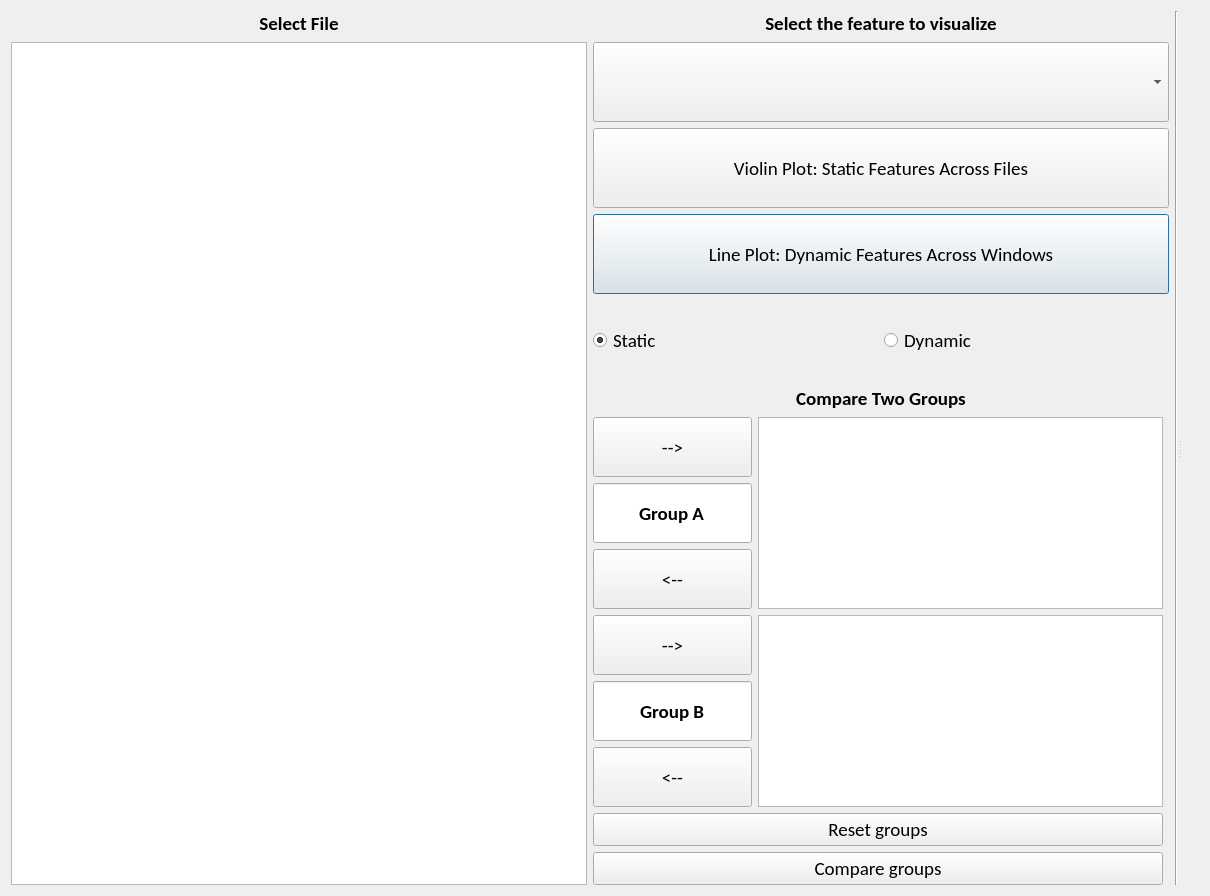
Before: the Qt Designer form EEG_COMET/ui/FeatureVisualizationWindow.ui in eeg-comet/eeg-comet, drawn with Qt 5.
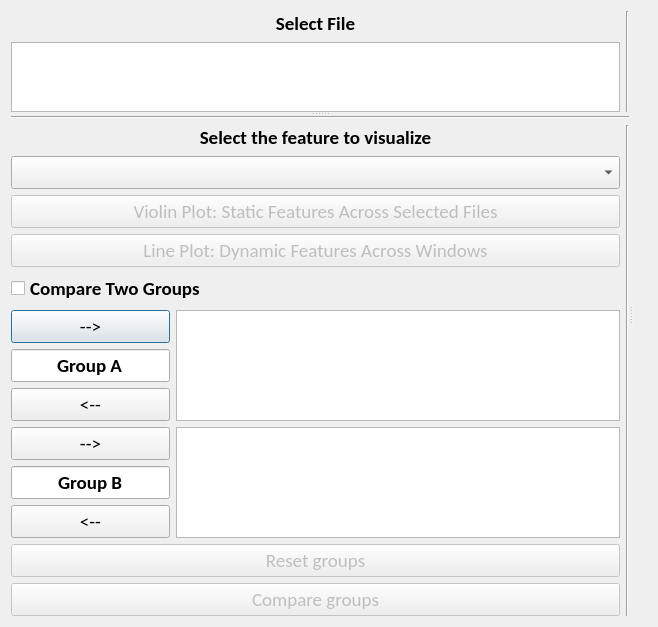
After: the same form once the commit is applied.

Commit message: Updated the feature visualization window

What changed in the file:
```diff
--- a/EEG_COMET/ui/FeatureVisualizationWindow.ui
+++ b/EEG_COMET/ui/FeatureVisualizationWindow.ui
@@ -6,8 +6,8 @@
    <rect>
     <x>0</x>
     <y>0</y>
-    <width>1210</width>
-    <height>896</height>
+    <width>658</width>
+    <height>441</height>
    </rect>
   </property>
   <property name="font">
@@ -21,49 +21,16 @@
   </property>
   <layout class="QGridLayout" name="gridLayout">
    <item row="0" column="0">
+    <widget class="QSplitter" name="splitter_2">
+     <property name="orientation">
+      <enum>Qt::Horizontal</enum>
+     </property>
     <widget class="QSplitter" name="splitter">
-     <property name="font">
-      <font>
-       <pointsize>14</pointsize>
-      </font>
-     </property>
      <property name="orientation">
-      <enum>Qt::Horizontal</enum>
+       <enum>Qt::Vertical</enum>
      </property>
      <widget class="QWidget" name="gridLayoutWidget">
-      <property name="font">
-       <font>
-        <pointsize>14</pointsize>
-       </font>
-      </property>
       <layout class="QGridLayout" name="gridLayout_3">
-       <item row="0" column="2" rowspan="7">
-        <widget class="Line" name="line">
-         <property name="font">
-          <font>
-           <pointsize>14</pointsize>
-          </font>
-         </property>
-         <property name="orientation">
-          <enum>Qt::Vertical</enum>
-         </property>
-        </widget>
-       </item>
-       <item row="1" column="1">
-        <widget class="QComboBox" name="feature_combo">
-         <property name="sizePolicy">
-          <sizepolicy hsizetype="Preferred" vsizetype="Preferred">
-           <horstretch>0</horstretch>
-           <verstretch>0</verstretch>
-          </sizepolicy>
-         </property>
-         <property name="font">
-          <font>
-           <pointsize>14</pointsize>
-          </font>
-         </property>
-        </widget>
-       </item>
        <item row="0" column="0">
         <widget class="QLabel" name="filename_label">
          <property name="sizePolicy">
@@ -87,61 +54,7 @@
          </property>
         </widget>
        </item>
-       <item row="0" column="1">
-        <widget class="QLabel" name="feature_label">
-         <property name="sizePolicy">
-          <sizepolicy hsizetype="Preferred" vsizetype="Preferred">
-           <horstretch>0</horstretch>
-           <verstretch>0</verstretch>
-          </sizepolicy>
-         </property>
-         <property name="font">
-          <font>
-           <pointsize>14</pointsize>
-           <weight>75</weight>
-           <bold>true</bold>
-          </font>
-         </property>
-         <property name="text">
-          <string>Select the feature to visualize</string>
-         </property>
-         <property name="alignment">
-          <set>Qt::AlignCenter</set>
-         </property>
-        </widget>
-       </item>
-       <item row="3" column="1">
-        <widget class="QPushButton" name="plot_all_dynamic_button">
-         <property name="sizePolicy">
-          <sizepolicy hsizetype="Preferred" vsizetype="Preferred">
-           <horstretch>0</horstretch>
-           <verstretch>0</verstretch>
-          </sizepolicy>
-         </property>
-         <property name="text">
-          <string>Line Plot: Dynamic Features Across Windows</string>
-         </property>
-        </widget>
-       </item>
-       <item row="2" column="1">
-        <widget class="QPushButton" name="plot_all_static_button">
-         <property name="sizePolicy">
-          <sizepolicy hsizetype="Preferred" vsizetype="Preferred">
-           <horstretch>0</horstretch>
-           <verstretch>0</verstretch>
-          </sizepolicy>
-         </property>
-         <property name="font">
-          <font>
-           <pointsize>14</pointsize>
-          </font>
-         </property>
-         <property name="text">
-          <string>Violin Plot: Static Features Across Files</string>
-         </property>
-        </widget>
-       </item>
-       <item row="1" column="0" rowspan="6">
+        <item row="1" column="0">
         <widget class="QListWidget" name="all_files_list">
          <property name="sizePolicy">
           <sizepolicy hsizetype="MinimumExpanding" vsizetype="Expanding">
@@ -155,35 +68,36 @@
            <italic>true</italic>
           </font>
          </property>
-        </widget>
-       </item>
-       <item row="5" column="1" rowspan="2">
+          <property name="selectionMode">
+           <enum>QAbstractItemView::MultiSelection</enum>
+          </property>
+         </widget>
+        </item>
+        <item row="0" column="1" rowspan="2">
+         <widget class="Line" name="line_2">
+          <property name="orientation">
+           <enum>Qt::Vertical</enum>
+          </property>
+         </widget>
+        </item>
+       </layout>
+      </widget>
+      <widget class="QWidget" name="">
         <layout class="QGridLayout" name="gridLayout_2">
-         <item row="5" column="0">
-          <widget class="QLineEdit" name="group_b_lineedit">
-           <property name="sizePolicy">
-            <sizepolicy hsizetype="Preferred" vsizetype="Preferred">
-             <horstretch>0</horstretch>
-             <verstretch>0</verstretch>
-            </sizepolicy>
-           </property>
+        <item row="1" column="2" rowspan="13">
+         <widget class="Line" name="line">
            <property name="font">
             <font>
              <pointsize>14</pointsize>
-             <weight>75</weight>
-             <bold>true</bold>
-            </font>
-           </property>
-           <property name="text">
-            <string>Group B</string>
-           </property>
-           <property name="alignment">
-            <set>Qt::AlignCenter</set>
+           </font>
+          </property>
+          <property name="orientation">
+           <enum>Qt::Vertical</enum>
            </property>
           </widget>
          </item>
-         <item row="4" column="0">
-          <widget class="QPushButton" name="add_group_b_button">
+        <item row="2" column="0" colspan="2">
+         <widget class="QComboBox" name="feature_combo">
            <property name="sizePolicy">
             <sizepolicy hsizetype="Preferred" vsizetype="Preferred">
              <horstretch>0</horstretch>
@@ -195,13 +109,10 @@
              <pointsize>14</pointsize>
             </font>
            </property>
-           <property name="text">
-            <string>--&gt;</string>
-           </property>
           </widget>
          </item>
          <item row="6" column="0">
-          <widget class="QPushButton" name="remove_group_b_button">
+         <widget class="QPushButton" name="add_group_a_button">
            <property name="sizePolicy">
             <sizepolicy hsizetype="Preferred" vsizetype="Preferred">
              <horstretch>0</horstretch>
@@ -214,11 +125,34 @@
             </font>
            </property>
            <property name="text">
-            <string>&lt;--</string>
+           <string>--&gt;</string>
            </property>
           </widget>
          </item>
-         <item row="1" column="1" rowspan="3">
+        <item row="7" column="0">
+         <widget class="QLineEdit" name="group_a_lineedit">
+          <property name="sizePolicy">
+           <sizepolicy hsizetype="Preferred" vsizetype="Preferred">
+            <horstretch>0</horstretch>
+            <verstretch>0</verstretch>
+           </sizepolicy>
+          </property>
+          <property name="font">
+           <font>
+            <pointsize>14</pointsize>
+            <weight>75</weight>
+            <bold>true</bold>
+           </font>
+          </property>
+          <property name="text">
+           <string>Group A</string>
+          </property>
+          <property name="alignment">
+           <set>Qt::AlignCenter</set>
+          </property>
+         </widget>
+        </item>
+        <item row="6" column="1" rowspan="3">
           <widget class="QListWidget" name="group_a_files_list">
            <property name="sizePolicy">
             <sizepolicy hsizetype="MinimumExpanding" vsizetype="Expanding">
@@ -234,8 +168,89 @@
            </property>
           </widget>
          </item>
-         <item row="8" column="0" colspan="2">
+        <item row="3" column="0" colspan="2">
+         <widget class="QPushButton" name="plot_all_static_button">
+          <property name="enabled">
+           <bool>false</bool>
+          </property>
+          <property name="sizePolicy">
+           <sizepolicy hsizetype="Preferred" vsizetype="Preferred">
+            <horstretch>0</horstretch>
+            <verstretch>0</verstretch>
+           </sizepolicy>
+          </property>
+          <property name="font">
+           <font>
+            <pointsize>14</pointsize>
+           </font>
+          </property>
+          <property name="text">
+           <string>Violin Plot: Static Features Across Selected Files</string>
+          </property>
+         </widget>
+        </item>
+        <item row="4" column="0" colspan="2">
+         <widget class="QPushButton" name="plot_all_dynamic_button">
+          <property name="enabled">
+           <bool>false</bool>
+          </property>
+          <property name="sizePolicy">
+           <sizepolicy hsizetype="Preferred" vsizetype="Preferred">
+            <horstretch>0</horstretch>
+            <verstretch>0</verstretch>
+           </sizepolicy>
+          </property>
+          <property name="text">
+           <string>Line Plot: Dynamic Features Across Windows</string>
+          </property>
+         </widget>
+        </item>
+        <item row="1" column="0" colspan="2">
+         <widget class="QLabel" name="feature_label">
+          <property name="sizePolicy">
+           <sizepolicy hsizetype="Preferred" vsizetype="Preferred">
+            <horstretch>0</horstretch>
+            <verstretch>0</verstretch>
+           </sizepolicy>
+          </property>
+          <property name="font">
+           <font>
+            <pointsize>14</pointsize>
+            <weight>75</weight>
+            <bold>true</bold>
+           </font>
+          </property>
+          <property name="text">
+           <string>Select the feature to visualize</string>
+          </property>
+          <property name="alignment">
+           <set>Qt::AlignCenter</set>
+          </property>
+         </widget>
+        </item>
+        <item row="11" column="0">
+         <widget class="QPushButton" name="remove_group_b_button">
+          <property name="sizePolicy">
+           <sizepolicy hsizetype="Preferred" vsizetype="Preferred">
+            <horstretch>0</horstretch>
+            <verstretch>0</verstretch>
+           </sizepolicy>
+          </property>
+          <property name="font">
+           <font>
+            <pointsize>14</pointsize>
+           </font>
+          </property>
+          <property name="text">
+           <string>&lt;--</string>
+          </property>
+         </widget>
+        </item>
+        <item row="13" column="0" colspan="2">
           <widget class="QPushButton" name="plot_groups_button">
+          <property name="enabled">
+           <bool>false</bool>
+          </property>
            <property name="sizePolicy">
             <sizepolicy hsizetype="Preferred" vsizetype="Preferred">
              <horstretch>0</horstretch>
@@ -252,7 +267,7 @@
            </property>
           </widget>
          </item>
-         <item row="4" column="1" rowspan="3">
+        <item row="9" column="1" rowspan="3">
           <widget class="QListWidget" name="group_b_files_list">
            <property name="sizePolicy">
             <sizepolicy hsizetype="MinimumExpanding" vsizetype="Expanding">
@@ -268,8 +283,11 @@
            </property>
           </widget>
          </item>
-         <item row="7" column="0" colspan="2">
+        <item row="12" column="0" colspan="2">
           <widget class="QPushButton" name="reset_groups_button">
+          <property name="enabled">
+           <bool>false</bool>
+          </property>
            <property name="sizePolicy">
             <sizepolicy hsizetype="Preferred" vsizetype="Fixed">
              <horstretch>0</horstretch>
@@ -286,8 +304,31 @@
            </property>
           </widget>
          </item>
-         <item row="1" column="0">
-          <widget class="QPushButton" name="add_group_a_button">
+        <item row="10" column="0">
+         <widget class="QLineEdit" name="group_b_lineedit">
+          <property name="sizePolicy">
+           <sizepolicy hsizetype="Preferred" vsizetype="Preferred">
+            <horstretch>0</horstretch>
+            <verstretch>0</verstretch>
+           </sizepolicy>
+          </property>
+          <property name="font">
+           <font>
+            <pointsize>14</pointsize>
+            <weight>75</weight>
+            <bold>true</bold>
+           </font>
+          </property>
+          <property name="text">
+           <string>Group B</string>
+          </property>
+          <property name="alignment">
+           <set>Qt::AlignCenter</set>
+          </property>
+         </widget>
+        </item>
+        <item row="9" column="0">
+         <widget class="QPushButton" name="add_group_b_button">
            <property name="sizePolicy">
             <sizepolicy hsizetype="Preferred" vsizetype="Preferred">
              <horstretch>0</horstretch>
@@ -304,7 +345,7 @@
            </property>
           </widget>
          </item>
-         <item row="3" column="0">
+        <item row="8" column="0">
           <widget class="QPushButton" name="remove_group_a_button">
            <property name="sizePolicy">
             <sizepolicy hsizetype="Preferred" vsizetype="Preferred">
@@ -322,40 +363,10 @@
            </property>
           </widget>
          </item>
-         <item row="2" column="0">
-          <widget class="QLineEdit" name="group_a_lineedit">
-           <property name="sizePolicy">
-            <sizepolicy hsizetype="Preferred" vsizetype="Preferred">
-             <horstretch>0</horstretch>
-             <verstretch>0</verstretch>
-            </sizepolicy>
-           </property>
+        <item row="5" column="0" colspan="2">
+         <widget class="QCheckBox" name="compare_groups_checkbox">
            <property name="font">
             <font>
-             <pointsize>14</pointsize>
-             <weight>75</weight>
-             <bold>true</bold>
-            </font>
-           </property>
-           <property name="text">
-            <string>Group A</string>
-           </property>
-           <property name="alignment">
-            <set>Qt::AlignCenter</set>
-           </property>
-          </widget>
-         </item>
-         <item row="0" column="0" colspan="3">
-          <widget class="QLabel" name="groups_label">
-           <property name="sizePolicy">
-            <sizepolicy hsizetype="Preferred" vsizetype="Maximum">
-             <horstretch>0</horstretch>
-             <verstretch>0</verstretch>
-            </sizepolicy>
-           </property>
-           <property name="font">
-            <font>
-             <pointsize>14</pointsize>
              <weight>75</weight>
              <bold>true</bold>
             </font>
@@ -363,53 +374,17 @@
            <property name="text">
             <string>Compare Two Groups</string>
            </property>
-           <property name="alignment">
-            <set>Qt::AlignCenter</set>
-           </property>
-          </widget>
-         </item>
-        </layout>
-       </item>
-       <item row="4" column="1">
-        <layout class="QHBoxLayout" name="horizontalLayout_2">
-         <item>
-          <widget class="QRadioButton" name="static_mode_radio">
-           <property name="sizePolicy">
-            <sizepolicy hsizetype="Preferred" vsizetype="Preferred">
-             <horstretch>0</horstretch>
-             <verstretch>0</verstretch>
-            </sizepolicy>
-           </property>
-           <property name="text">
-            <string>Static</string>
-           </property>
-           <property name="checked">
-            <bool>true</bool>
-           </property>
-           <attribute name="buttonGroup">
-            <string notr="true">buttonGroup</string>
-           </attribute>
-          </widget>
-         </item>
-         <item>
-          <widget class="QRadioButton" name="dynamic_mode_radio">
-           <property name="sizePolicy">
-            <sizepolicy hsizetype="Preferred" vsizetype="Preferred">
-             <horstretch>0</horstretch>
-             <verstretch>0</verstretch>
-            </sizepolicy>
-           </property>
-           <property name="text">
-            <string>Dynamic</string>
-           </property>
-           <attribute name="buttonGroup">
-            <string notr="true">buttonGroup</string>
-           </attribute>
-          </widget>
-         </item>
-        </layout>
-       </item>
-      </layout>
+         </widget>
+        </item>
+        <item row="0" column="0" colspan="3">
+         <widget class="Line" name="line_3">
+          <property name="orientation">
+           <enum>Qt::Horizontal</enum>
+          </property>
+         </widget>
+        </item>
+       </layout>
+      </widget>
      </widget>
      <widget class="QWidget" name="verticalLayoutWidget">
       <property name="font">
```
Lines whose indentation alone changed are shown as unchanged. The commit also changes 2 other files.
